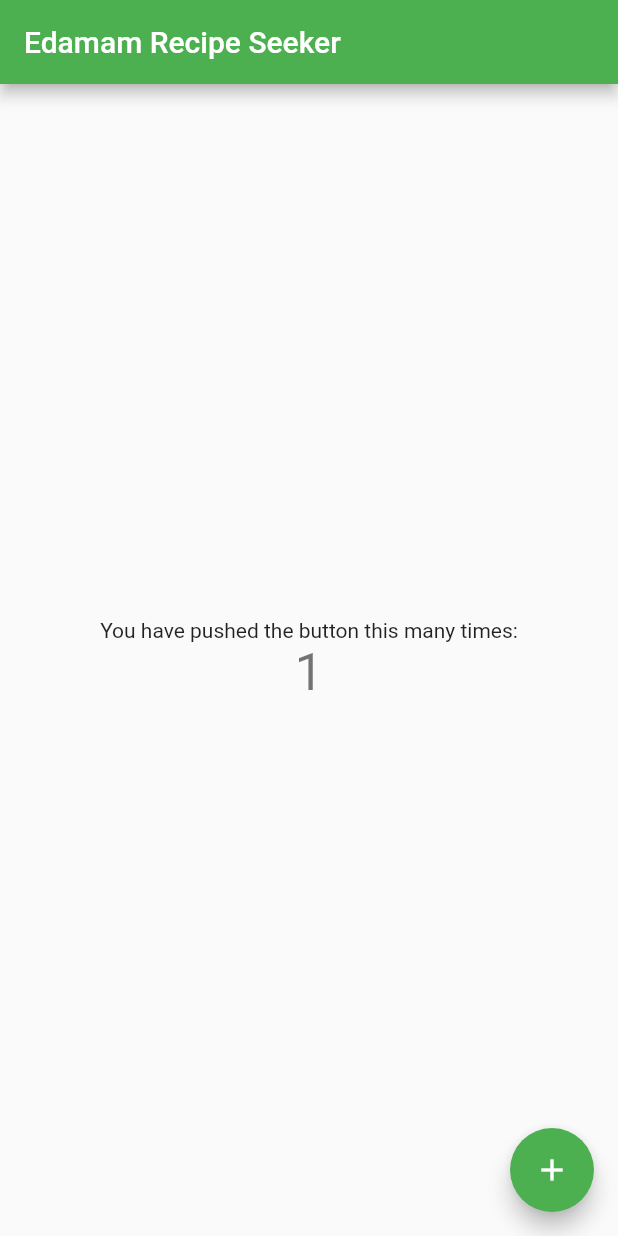
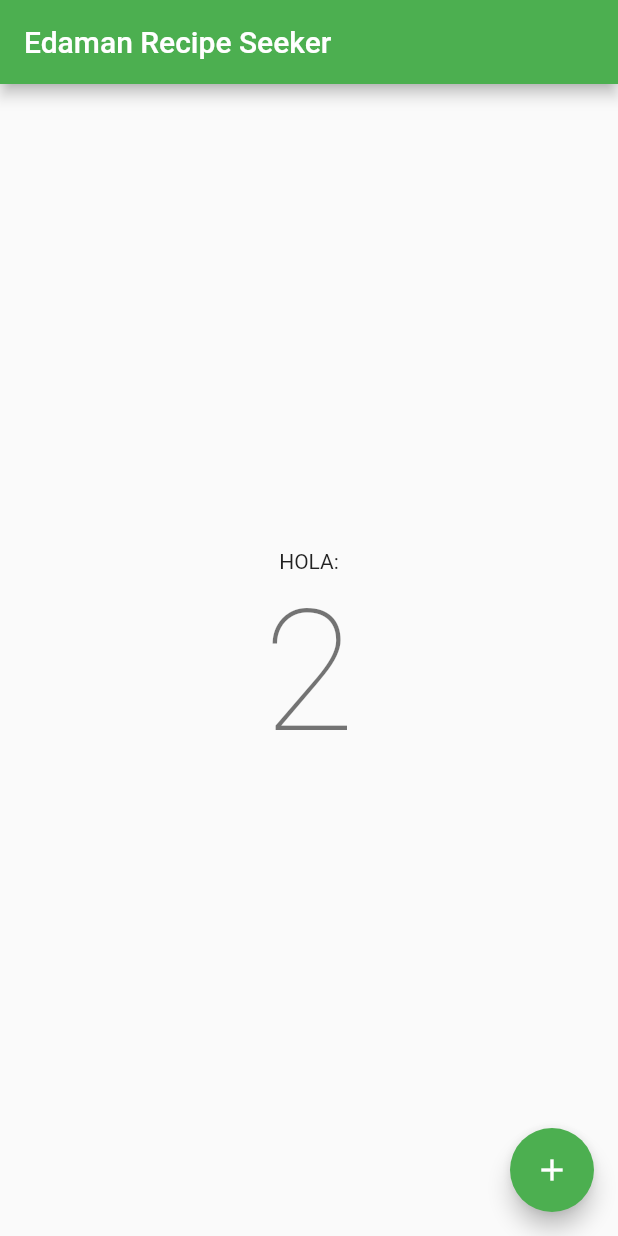
Before and after one commit to xxoel/IPM-Flutter, a Flutter app: the MyHomePage screen opened directly, after a tap on the "add" icon, on a phone screen of 412 x 824 dp. Run offline on Flutter 3.47's test engine with Material 2 defaults, Android fonts, the phone set to English and light mode, and no system bars.

```diff
--- a/edamam.dart
+++ b/app_movil/lib/edamam.dart
@@ -6,8 +6,8 @@ import 'package:http/http.dart' as http;
 const API_URL = "api.edamam.com";
 const ENDPOINT = "api/recipes/v2";
 const TYPE = "public";
-const APP_ID = "my_api_id";
-const APP_KEY = "my_api_key";
+const APP_ID = "85df9e8f";
+const APP_KEY = "7d49f8c1632bf0907a206875a2e54b4b";
 
 class Nutrient {
   String label;
--- a/app_movil/lib/main.dart
+++ b/app_movil/lib/main.dart
@@ -24,7 +24,7 @@ class MyApp extends StatelessWidget {
         // is not restarted.
         primarySwatch: Colors.green,
       ),
-      home: const MyHomePage(title: 'Edamam Recipe Seeker'),
+      home: const MyHomePage(title: 'Edaman Recipe Seeker'),
     );
   }
 }
@@ -57,7 +57,7 @@ class _MyHomePageState extends State<MyHomePage> {
       // so that the display can reflect the updated values. If we changed
       // _counter without calling setState(), then the build method would not be
       // called again, and so nothing would appear to happen.
-      _counter++;
+      _counter+=2;
     });
   }
 
@@ -96,11 +96,11 @@ class _MyHomePageState extends State<MyHomePage> {
           mainAxisAlignment: MainAxisAlignment.center,
           children: <Widget>[
             const Text(
-              'You have pushed the button this many times:',
+              'HOLA:',
             ),
             Text(
               '$_counter',
-              style: Theme.of(context).textTheme.headline4,
+              style: Theme.of(context).textTheme.headline1,
             ),
           ],
         ),
--- a/app_movil/pubspec.yaml
+++ b/app_movil/pubspec.yaml
@@ -36,6 +36,7 @@ dependencies:
   # The following adds the Cupertino Icons font to your application.
   # Use with the CupertinoIcons class for iOS style icons.
   cupertino_icons: ^1.0.2
+  http : any
 
 dev_dependencies:
   flutter_test:
```
Also changed, not shown: app_movil/pubspec.lock.
